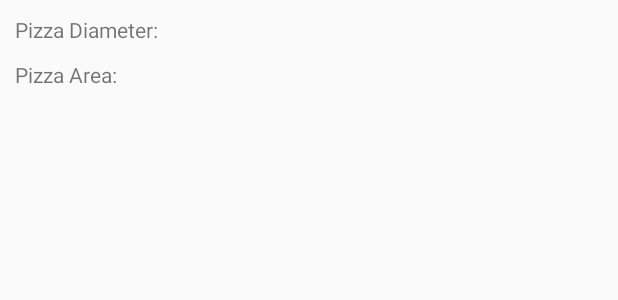
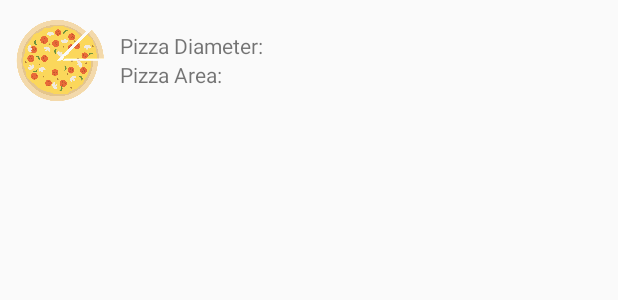
Before and after one commit to JJLDJ/PizzaPricing, an Android app: the layout pizza_list_item.xml on its own in the app's theme, with its tools: preview values and no code run, on a phone screen of 412 x 824 dp. Shown: the top 300 px of the screen. Run offline under Robolectric (Android 15) with nearby library versions, the phone set to English and light mode, and no system bars.

Commit message:
Added pizza icons and swipe-to-delete to pizza list. Miscellaneous layout reorganization.

```diff
--- a/app/src/main/res/layout/activity_pizza_list.xml
+++ b/app/src/main/res/layout/activity_pizza_list.xml
@@ -23,6 +23,7 @@
         android:layout_gravity="bottom|right"
         android:layout_margin="@dimen/fab_margin"
         android:src="@android:drawable/ic_input_add"
+        android:tint="@android:color/white"
         app:elevation="4dp"
         android:onClick="newPizza"
         />
--- a/app/src/main/res/layout/pizza_list_item.xml
+++ b/app/src/main/res/layout/pizza_list_item.xml
@@ -1,16 +1,30 @@
 <?xml version="1.0" encoding="utf-8"?>
-<LinearLayout xmlns:android="http://schemas.android.com/apk/res/android"
+
+<LinearLayout
+    xmlns:android="http://schemas.android.com/apk/res/android"
+    android:orientation="horizontal"
+    android:layout_width="match_parent"
+    android:layout_height="60dp"
+    android:layout_margin="10dp">
+
+    <ImageView
+        android:layout_width="wrap_content"
+        android:layout_height="match_parent"
+        android:adjustViewBounds="true"
+        android:src="@drawable/pizza_round_yellow_sliced"
+        android:layout_marginRight="10dp"
+        />
+
+    <LinearLayout
         android:orientation="vertical"
         android:layout_width="match_parent"
         android:layout_height="wrap_content"
-    android:layout_margin="10dp">
-
-    <!-- TODO: Come up with a better layout for this. -->
+        android:layout_gravity="center">
 
         <LinearLayout xmlns:android="http://schemas.android.com/apk/res/android"
             android:orientation="horizontal"
             android:layout_width="match_parent"
-        android:layout_height="30dp">
+            android:layout_height="wrap_content">
             <TextView
                 android:layout_width="wrap_content"
                 android:layout_height="wrap_content"
@@ -28,8 +42,8 @@
 
         <LinearLayout xmlns:android="http://schemas.android.com/apk/res/android"
             android:orientation="horizontal"
-        android:layout_width="match_parent"
-        android:layout_height="30dp">
+            android:layout_width="wrap_content"
+            android:layout_height="wrap_content">
             <TextView
                 android:layout_width="wrap_content"
                 android:layout_height="wrap_content"
@@ -46,3 +60,4 @@
         </LinearLayout>
 
     </LinearLayout>
+</LinearLayout>
--- a/app/src/main/res/values/colors.xml
+++ b/app/src/main/res/values/colors.xml
@@ -2,5 +2,5 @@
 <resources>
     <color name="colorPrimary">#3F51B5</color>
     <color name="colorPrimaryDark">#303F9F</color>
-    <color name="colorAccent">#FF4081</color>
+    <color name="colorAccent">#d50000</color>
 </resources>
```
Also changed, not shown: app/src/main/java/com/pizzapricing/PizzaListActivity.java (+18 -0 lines), app/src/main/java/com/pizzapricing/PizzaListAdapter.java (+10 -4 lines), app/src/main/res/drawable/pizza_round_yellow_sliced.png (added). Lines whose indentation alone changed are shown as unchanged.
